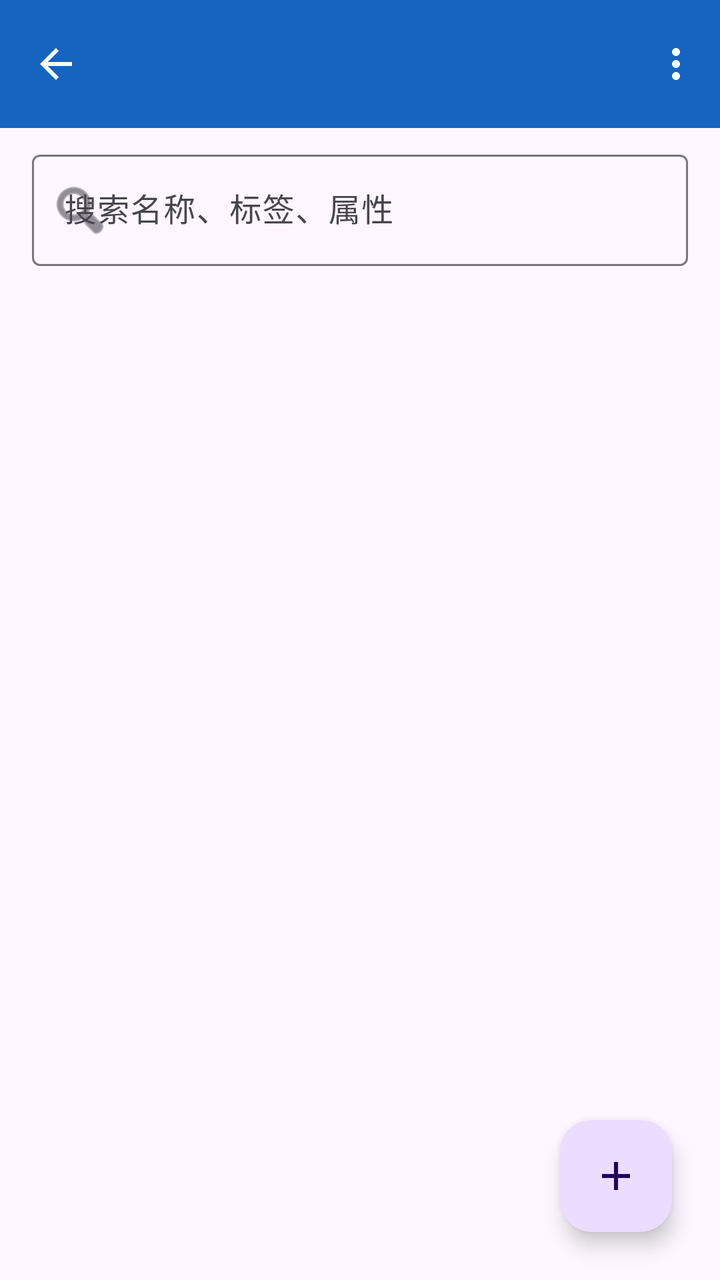
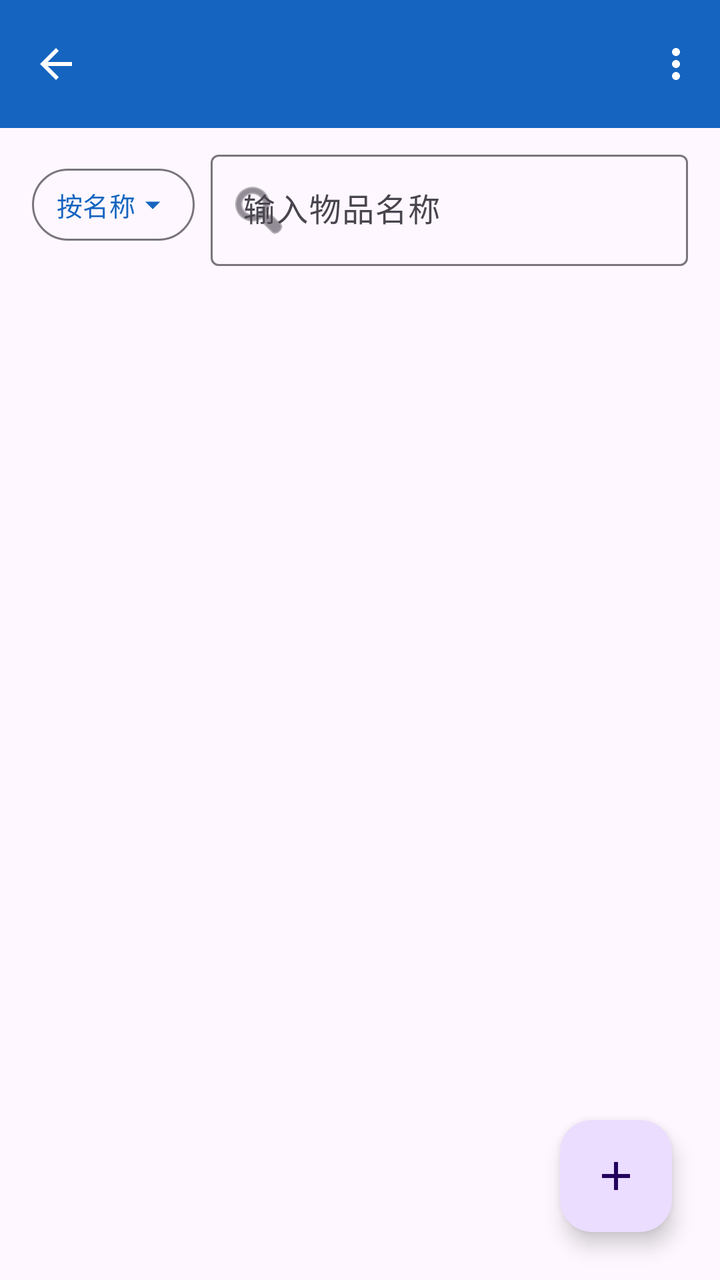

An Android layout rendered at two revisions. The XML below is the earlier revision; the diff shows what the commit changed to produce the second picture.
<!-- AndroidManifest.xml: application theme Theme.StockManagementSystem -->
<!-- res/layout/activity_item_list.xml -->
<?xml version="1.0" encoding="utf-8"?>
<FrameLayout xmlns:android="http://schemas.android.com/apk/res/android"
    xmlns:app="http://schemas.android.com/apk/res-auto"
    android:id="@+id/main"
    android:layout_width="match_parent"
    android:layout_height="match_parent">

    <LinearLayout
        android:layout_width="match_parent"
        android:layout_height="match_parent"
        android:orientation="vertical">

        <com.google.android.material.appbar.MaterialToolbar
            android:id="@+id/toolbar"
            android:layout_width="match_parent"
            android:layout_height="?attr/actionBarSize"
            android:background="@color/primary"
            android:theme="@style/ThemeOverlay.Material3.Dark.ActionBar"
            android:elevation="4dp"
            app:menu="@menu/menu_item_list"
            app:navigationIcon="@drawable/ic_arrow_back"
            app:navigationIconTint="@color/white"
            app:popupTheme="@style/ThemeOverlay.Material3.Light"
            app:titleTextColor="@color/white" />

        <com.google.android.material.textfield.TextInputLayout
            android:id="@+id/layoutSearch"
            android:layout_width="match_parent"
            android:layout_height="wrap_content"
            android:layout_marginHorizontal="16dp"
            android:layout_marginTop="8dp"
            android:hint="@string/item_search_hint"
            app:startIconDrawable="@android:drawable/ic_menu_search">

            <com.google.android.material.textfield.TextInputEditText
                android:id="@+id/inputSearch"
                android:layout_width="match_parent"
                android:layout_height="wrap_content"
                android:imeOptions="actionSearch"
                android:inputType="text" />
        </com.google.android.material.textfield.TextInputLayout>

        <FrameLayout
            android:layout_width="match_parent"
            android:layout_height="0dp"
            android:layout_weight="1">

            <androidx.recyclerview.widget.RecyclerView
                android:id="@+id/recycler"
                android:layout_width="match_parent"
                android:layout_height="match_parent"
                android:clipToPadding="false"
                android:paddingHorizontal="10dp"
                android:paddingBottom="88dp" />

            <TextView
                android:id="@+id/textEmpty"
                android:layout_width="wrap_content"
                android:layout_height="wrap_content"
                android:layout_gravity="center"
                android:gravity="center"
                android:text="@string/item_empty"
                android:textColor="@color/text_secondary"
                android:textSize="15sp"
                android:visibility="gone" />
        </FrameLayout>
    </LinearLayout>

    <com.google.android.material.floatingactionbutton.FloatingActionButton
        android:id="@+id/fabAdd"
        android:layout_width="wrap_content"
        android:layout_height="wrap_content"
        android:layout_gravity="bottom|end"
        android:layout_margin="24dp"
        android:contentDescription="@string/item_add"
        app:srcCompat="@drawable/ic_add" />
</FrameLayout>
<!-- resources referenced by this layout -->
<resources>
  <color name="primary">#1565C0</color>
  <color name="text_secondary">#757575</color>
  <color name="white">#FFFFFFFF</color>
  <!-- drawable ic_add (drawable) -->
  <?xml version="1.0" encoding="utf-8"?>
  <vector xmlns:android="http://schemas.android.com/apk/res/android"
      android:width="24dp"
      android:height="24dp"
      android:viewportWidth="24"
      android:viewportHeight="24"
      android:tint="@color/white">
      <path
          android:fillColor="@android:color/white"
          android:pathData="M19,13h-6v6h-2v-6H5v-2h6V5h2v6h6v-2z" />
  </vector>
  <!-- drawable ic_arrow_back (drawable) -->
  <?xml version="1.0" encoding="utf-8"?>
  <vector xmlns:android="http://schemas.android.com/apk/res/android"
      android:width="24dp"
      android:height="24dp"
      android:viewportWidth="24"
      android:viewportHeight="24"
      android:tint="@color/white">
      <path
          android:fillColor="@android:color/white"
          android:pathData="M20,11H7.83l5.59,-5.59L12,4l-8,8 8,8 1.41,-1.41L7.83,13H20v-2z" />
  </vector>
  <string name="item_add">添加物品</string>
  <string name="item_empty">暂无物品\n点击右下角按钮添加物品</string>
  <string name="item_search_hint">搜索名称、标签、属性</string>
  <style name="Theme.StockManagementSystem" parent="Base.Theme.StockManagementSystem" />
  <style name="Base.Theme.StockManagementSystem" parent="Theme.Material3.DayNight.NoActionBar">
          <item name="colorPrimary">@color/primary</item>
          <item name="colorPrimaryVariant">@color/primary_dark</item>
          <item name="colorSecondary">@color/accent</item>
      </style>
  <color name="primary_dark">#0D47A1</color>
  <color name="accent">#00897B</color>
</resources>

<!-- the commit's change to res/layout/activity_item_list.xml (unified diff, before → after) -->
@@ -23,22 +23,47 @@
             app:popupTheme="@style/ThemeOverlay.Material3.Light"
             app:titleTextColor="@color/white" />
 
-        <com.google.android.material.textfield.TextInputLayout
-            android:id="@+id/layoutSearch"
+        <LinearLayout
             android:layout_width="match_parent"
             android:layout_height="wrap_content"
             android:layout_marginHorizontal="16dp"
             android:layout_marginTop="8dp"
-            android:hint="@string/item_search_hint"
-            app:startIconDrawable="@android:drawable/ic_menu_search">
+            android:gravity="center_vertical"
+            android:orientation="horizontal">
 
-            <com.google.android.material.textfield.TextInputEditText
-                android:id="@+id/inputSearch"
-                android:layout_width="match_parent"
+            <com.google.android.material.button.MaterialButton
+                android:id="@+id/btnSearchMode"
+                style="@style/Widget.Material3.Button.OutlinedButton"
+                android:layout_width="wrap_content"
                 android:layout_height="wrap_content"
-                android:imeOptions="actionSearch"
-                android:inputType="text" />
-        </com.google.android.material.textfield.TextInputLayout>
+                android:insetTop="6dp"
+                android:insetBottom="6dp"
+                android:minWidth="0dp"
+                android:paddingHorizontal="12dp"
+                android:text="@string/search_mode_by_name"
+                android:textSize="13sp"
+                app:icon="@drawable/ic_arrow_drop_down"
+                app:iconGravity="end"
+                app:iconPadding="0dp"
+                app:iconSize="18dp" />
+
+            <com.google.android.material.textfield.TextInputLayout
+                android:id="@+id/layoutSearch"
+                android:layout_width="0dp"
+                android:layout_height="wrap_content"
+                android:layout_marginStart="8dp"
+                android:layout_weight="1"
+                android:hint="@string/item_search_hint_name"
+                app:startIconDrawable="@android:drawable/ic_menu_search">
+
+                <com.google.android.material.textfield.TextInputEditText
+                    android:id="@+id/inputSearch"
+                    android:layout_width="match_parent"
+                    android:layout_height="wrap_content"
+                    android:imeOptions="actionSearch"
+                    android:inputType="text" />
+            </com.google.android.material.textfield.TextInputLayout>
+        </LinearLayout>
 
         <FrameLayout
             android:layout_width="match_parent"
<!-- resource entries referenced after the edit -->
@@ -27,9 +27,21 @@
           android:fillColor="@android:color/white"
           android:pathData="M20,11H7.83l5.59,-5.59L12,4l-8,8 8,8 1.41,-1.41L7.83,13H20v-2z" />
   </vector>
+  <!-- drawable ic_arrow_drop_down (drawable) -->
+  <?xml version="1.0" encoding="utf-8"?>
+  <vector xmlns:android="http://schemas.android.com/apk/res/android"
+      android:width="24dp"
+      android:height="24dp"
+      android:viewportWidth="24"
+      android:viewportHeight="24">
+      <path
+          android:fillColor="#757575"
+          android:pathData="M7,10l5,5 5,-5z" />
+  </vector>
   <string name="item_add">添加物品</string>
   <string name="item_empty">暂无物品\n点击右下角按钮添加物品</string>
-  <string name="item_search_hint">搜索名称、标签、属性</string>
+  <string name="item_search_hint_name">输入物品名称</string>
+  <string name="search_mode_by_name">按名称</string>
   <style name="Theme.StockManagementSystem" parent="Base.Theme.StockManagementSystem" />
   <style name="Base.Theme.StockManagementSystem" parent="Theme.Material3.DayNight.NoActionBar">
           <item name="colorPrimary">@color/primary</item>
